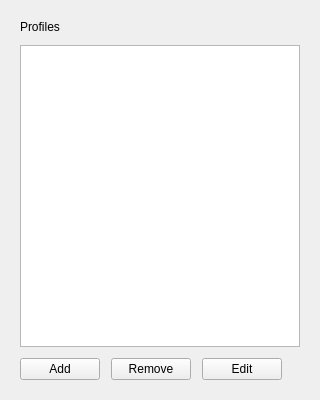
Old version of the form component/GuiManager/src/widgets/ProfileBoardWidget.ui in the repository Sourcerer-Team/Sourcerer.
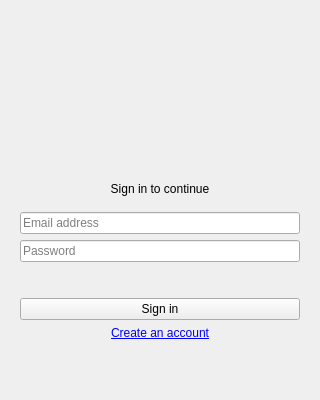
New version of the form. Icons and pictures are not drawn.

Commit message: Implements cloud signin.

Diff of the .ui file:
```diff
--- a/component/GuiManager/src/widgets/ProfileBoardWidget.ui
+++ b/component/GuiManager/src/widgets/ProfileBoardWidget.ui
@@ -43,6 +43,160 @@
      <property name="currentIndex">
       <number>0</number>
      </property>
+     <widget class="QWidget" name="pageSignin">
+      <layout class="QVBoxLayout" name="verticalLayoutSignin" stretch="1,0,0,0,0,1,0,0,0,0,0,0">
+       <item>
+        <spacer name="verticalSpacerSigninTop">
+         <property name="orientation">
+          <enum>Qt::Orientation::Vertical</enum>
+         </property>
+         <property name="sizeHint" stdset="0">
+          <size>
+           <width>20</width>
+           <height>10</height>
+          </size>
+         </property>
+        </spacer>
+       </item>
+       <item>
+        <widget class="QLabel" name="labelSigninIcon">
+         <property name="text">
+          <string/>
+         </property>
+         <property name="pixmap">
+          <pixmap resource="../../resources/resources.qrc">:/icons/sorcerer-hat.png</pixmap>
+         </property>
+         <property name="scaledContents">
+          <bool>false</bool>
+         </property>
+         <property name="alignment">
+          <set>Qt::AlignmentFlag::AlignCenter</set>
+         </property>
+        </widget>
+       </item>
+       <item>
+        <spacer name="verticalSpacerSigninIcon">
+         <property name="orientation">
+          <enum>Qt::Orientation::Vertical</enum>
+         </property>
+         <property name="sizeHint" stdset="0">
+          <size>
+           <width>20</width>
+           <height>15</height>
+          </size>
+         </property>
+        </spacer>
+       </item>
+       <item>
+        <widget class="QLabel" name="labelSigninTitle">
+         <property name="text">
+          <string>Sign in to continue</string>
+         </property>
+         <property name="alignment">
+          <set>Qt::AlignmentFlag::AlignCenter</set>
+         </property>
+         <property name="wordWrap">
+          <bool>true</bool>
+         </property>
+        </widget>
+       </item>
+       <item>
+        <spacer name="verticalSpacerSigninTitle">
+         <property name="orientation">
+          <enum>Qt::Orientation::Vertical</enum>
+         </property>
+         <property name="sizeHint" stdset="0">
+          <size>
+           <width>20</width>
+           <height>10</height>
+          </size>
+         </property>
+        </spacer>
+       </item>
+       <item>
+        <widget class="QLineEdit" name="lineEditSigninUser">
+         <property name="placeholderText">
+          <string>Email address</string>
+         </property>
+        </widget>
+       </item>
+       <item>
+        <widget class="QLineEdit" name="lineEditSigninPassword">
+         <property name="echoMode">
+          <enum>QLineEdit::EchoMode::Password</enum>
+         </property>
+         <property name="placeholderText">
+          <string>Password</string>
+         </property>
+        </widget>
+       </item>
+       <item>
+        <widget class="QLabel" name="labelSigninError">
+         <property name="styleSheet">
+          <string>color: #ff3333; font-weight: bold;</string>
+         </property>
+         <property name="text">
+          <string/>
+         </property>
+         <property name="alignment">
+          <set>Qt::AlignmentFlag::AlignCenter</set>
+         </property>
+         <property name="wordWrap">
+          <bool>true</bool>
+         </property>
+        </widget>
+       </item>
+       <item>
+        <spacer name="verticalSpacerSigninError">
+         <property name="orientation">
+          <enum>Qt::Orientation::Vertical</enum>
+         </property>
+         <property name="sizeHint" stdset="0">
+          <size>
+           <width>20</width>
+           <height>10</height>
+          </size>
+         </property>
+        </spacer>
+       </item>
+       <item>
+        <widget class="QPushButton" name="pushButtonSigninSubmit">
+         <property name="text">
+          <string>Sign in</string>
+         </property>
+        </widget>
+       </item>
+       <item>
+        <widget class="QLabel" name="labelSignupLink">
+         <property name="styleSheet">
+          <string>QLabel { color: #0066cc; text-decoration: underline; }</string>
+         </property>
+         <property name="text">
+          <string>&lt;html&gt;&lt;body&gt;&lt;a href=\&quot;#signup\&quot;&gt;Create an account&lt;/a&gt;&lt;/body&gt;&lt;/html&gt;</string>
+         </property>
+         <property name="alignment">
+          <set>Qt::AlignmentFlag::AlignCenter</set>
+         </property>
+         <property name="openExternalLinks">
+          <bool>false</bool>
+         </property>
+        </widget>
+       </item>
+       <item>
+        <spacer name="verticalSpacerSigninBottom">
+         <property name="orientation">
+          <enum>Qt::Orientation::Vertical</enum>
+         </property>
+         <property name="sizeHint" stdset="0">
+          <size>
+           <width>20</width>
+           <height>40</height>
+          </size>
+         </property>
+        </spacer>
+       </item>
+      </layout>
+     </widget>
      <widget class="QWidget" name="pageProfiles">
       <layout class="QVBoxLayout" name="verticalLayout">
        <property name="spacing">
@@ -69,6 +223,12 @@
         <layout class="QHBoxLayout" name="horizontalLayoutButtons">
          <item>
           <widget class="QPushButton" name="pushButtonAdd">
+           <property name="sizePolicy">
+            <sizepolicy hsizetype="Expanding" vsizetype="Fixed">
+             <horstretch>0</horstretch>
+             <verstretch>0</verstretch>
+            </sizepolicy>
+           </property>
            <property name="text">
             <string>Add</string>
            </property>
@@ -83,13 +243,32 @@
          </item>
          <item>
           <widget class="QPushButton" name="pushButtonEdit">
+           <property name="sizePolicy">
+            <sizepolicy hsizetype="Expanding" vsizetype="Fixed">
+             <horstretch>0</horstretch>
+             <verstretch>0</verstretch>
+            </sizepolicy>
+           </property>
            <property name="text">
             <string>Edit</string>
            </property>
           </widget>
          </item>
          <item>
-          <spacer name="horizontalSpacer">
+          <widget class="QPushButton" name="pushButtonRemove">
+           <property name="sizePolicy">
+            <sizepolicy hsizetype="Expanding" vsizetype="Fixed">
+             <horstretch>0</horstretch>
+             <verstretch>0</verstretch>
+            </sizepolicy>
+           </property>
+           <property name="text">
+            <string>Remove</string>
+           </property>
+          </widget>
+         </item>
+         <item>
+          <spacer name="horizontalSpacer_buttons">
            <property name="orientation">
             <enum>Qt::Orientation::Horizontal</enum>
            </property>
```
Left out of the diff: 24 changed lines with no effect on the pictures. The commit also changes 15 other files.
